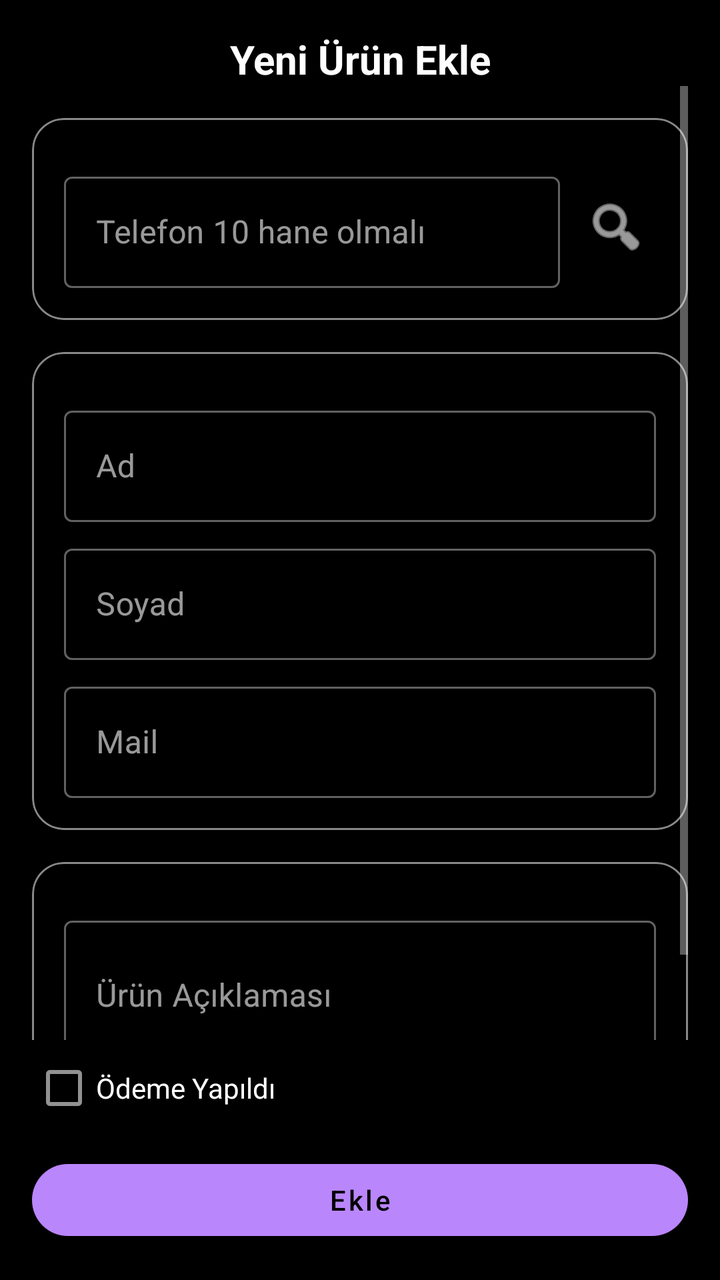
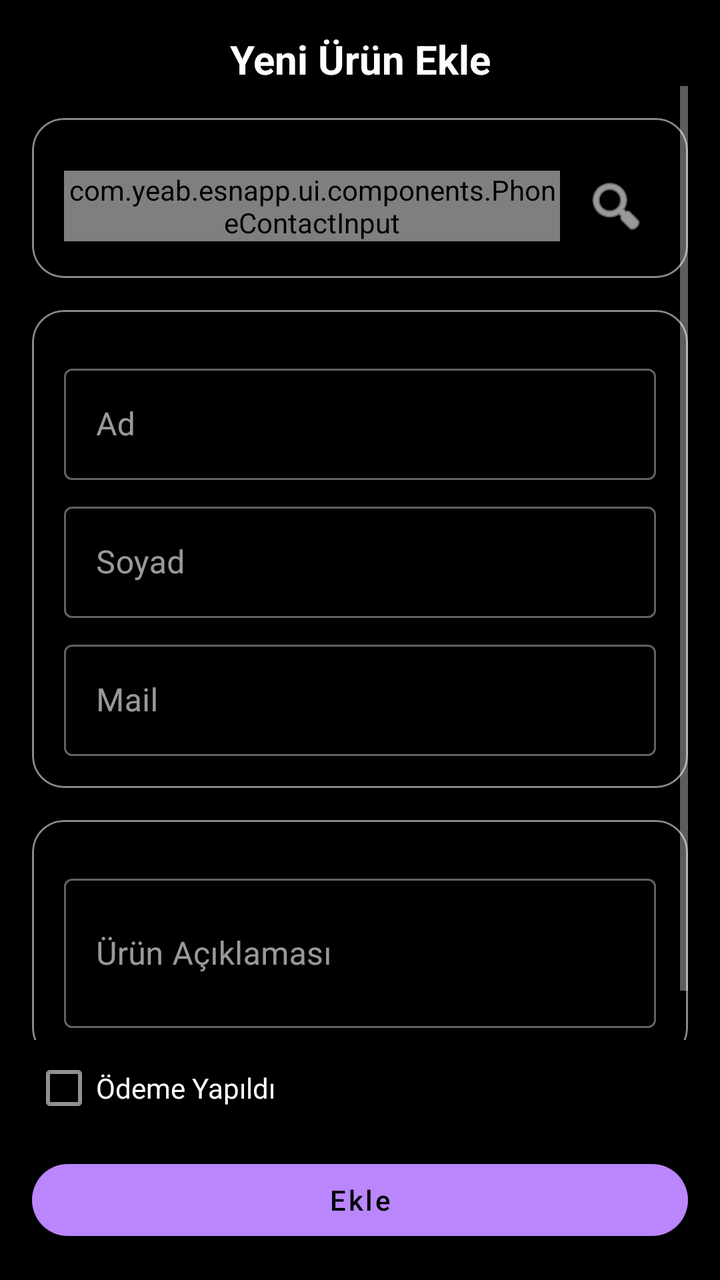

Screens rendered from an Android XML layout before and after an edit, with the pre-edit source and the edit as a unified diff.
<!-- AndroidManifest.xml: application theme Theme.MaterialComponents.NoActionBar -->
<!-- res/layout/activity_new_order.xml -->
<?xml version="1.0" encoding="utf-8"?>
<androidx.constraintlayout.widget.ConstraintLayout
    xmlns:android="http://schemas.android.com/apk/res/android"
    xmlns:app="http://schemas.android.com/apk/res-auto"
    android:id="@+id/layoutNewOrder"
    android:layout_width="match_parent"
    android:layout_height="match_parent"
    android:background="@color/black"
    android:padding="16dp">

    
    <TextView
        android:id="@+id/txtTitleNewOrder"
        android:layout_width="0dp"
        android:layout_height="wrap_content"
        android:text="@string/home_button_new_order"
        android:textSize="20sp"
        android:textStyle="bold"
        android:textColor="#FFFFFF"
        android:gravity="center_horizontal"
        app:layout_constraintTop_toTopOf="parent"
        app:layout_constraintStart_toStartOf="parent"
        app:layout_constraintEnd_toEndOf="parent" />

    
    <TextView
        android:id="@+id/txtSubtitleNewOrder"
        android:layout_width="0dp"
        android:layout_height="wrap_content"
        android:text="@string/home_button_new_order"
        android:textSize="13sp"
        android:textColor="#777777"
        android:gravity="center_horizontal"
        android:layout_marginTop="4dp"
        android:visibility="gone"
        app:layout_constraintTop_toBottomOf="@id/txtTitleNewOrder"
        app:layout_constraintStart_toStartOf="parent"
        app:layout_constraintEnd_toEndOf="parent" />

    
    <ScrollView
        android:id="@+id/scrollNewOrder"
        android:layout_width="0dp"
        android:layout_height="0dp"
        android:fillViewport="true"
        app:layout_constraintTop_toBottomOf="@id/txtSubtitleNewOrder"
        app:layout_constraintBottom_toTopOf="@+id/chkPaymentDone"
        app:layout_constraintStart_toStartOf="parent"
        app:layout_constraintEnd_toEndOf="parent">

        <LinearLayout
            android:layout_width="match_parent"
            android:layout_height="wrap_content"
            android:orientation="vertical">

            
            <com.google.android.material.card.MaterialCardView
                android:id="@+id/cardPhone"
                android:layout_width="match_parent"
                android:layout_height="wrap_content"
                android:layout_marginTop="16dp"
                app:cardCornerRadius="16dp"
                app:cardBackgroundColor="@color/black"
                app:cardElevation="2dp"
                app:strokeWidth="1dp"
                app:strokeColor="@color/deneme">

                <LinearLayout
                    android:layout_width="match_parent"
                    android:layout_height="wrap_content"
                    android:orientation="vertical"
                    android:padding="16dp">

                    <LinearLayout
                        android:layout_width="match_parent"
                        android:layout_height="wrap_content"
                        android:layout_marginTop="8dp"
                        android:gravity="center_vertical"
                        android:orientation="horizontal">

                        <com.google.android.material.textfield.TextInputLayout
                            style="@style/Widget.MaterialComponents.TextInputLayout.OutlinedBox"
                            android:layout_width="0dp"
                            android:layout_height="wrap_content"
                            android:layout_weight="1"
                            android:hint="@string/error_phone_10_digits">

                            <com.google.android.material.textfield.TextInputEditText
                                android:id="@+id/edtPhone"
                                android:layout_width="match_parent"
                                android:layout_height="wrap_content"
                                android:inputType="phone" />
                        </com.google.android.material.textfield.TextInputLayout>

                        <ImageButton
                            android:id="@+id/btnSearchPhone"
                            android:layout_width="40dp"
                            android:layout_height="40dp"
                            android:layout_marginStart="8dp"
                            android:background="@color/black"
                            android:contentDescription="@string/search_order_button_by_phone"
                            android:padding="8dp"
                            android:src="@android:drawable/ic_menu_search"
                            android:tint="#FFFFFF" />
                    </LinearLayout>
                </LinearLayout>
            </com.google.android.material.card.MaterialCardView>

            
            <com.google.android.material.card.MaterialCardView
                android:id="@+id/cardCustomerInfo"
                android:layout_width="match_parent"
                android:layout_height="wrap_content"
                android:layout_marginTop="16dp"
                app:cardCornerRadius="16dp"
                app:cardBackgroundColor="@color/black"
                app:cardElevation="2dp"
                app:strokeWidth="1dp"
                app:strokeColor="@color/deneme">

                <LinearLayout
                    android:layout_width="match_parent"
                    android:layout_height="wrap_content"
                    android:orientation="vertical"
                    android:padding="16dp">

                    <com.google.android.material.textfield.TextInputLayout
                        android:layout_width="match_parent"
                        android:layout_height="wrap_content"
                        android:layout_marginTop="8dp"
                        android:hint="@string/new_order_name_hint"
                        style="@style/Widget.MaterialComponents.TextInputLayout.OutlinedBox">

                        <com.google.android.material.textfield.TextInputEditText
                            android:id="@+id/edtName"
                            android:layout_width="match_parent"
                            android:layout_height="wrap_content"
                            android:inputType="textPersonName" />
                    </com.google.android.material.textfield.TextInputLayout>

                    <com.google.android.material.textfield.TextInputLayout
                        android:layout_width="match_parent"
                        android:layout_height="wrap_content"
                        android:layout_marginTop="8dp"
                        android:hint="@string/new_order_surname_hint"
                        style="@style/Widget.MaterialComponents.TextInputLayout.OutlinedBox">

                        <com.google.android.material.textfield.TextInputEditText
                            android:id="@+id/edtSurname"
                            android:layout_width="match_parent"
                            android:layout_height="wrap_content"
                            android:inputType="textPersonName" />
                    </com.google.android.material.textfield.TextInputLayout>

                    <com.google.android.material.textfield.TextInputLayout
                        android:layout_width="match_parent"
                        android:layout_height="wrap_content"
                        android:layout_marginTop="8dp"
                        android:hint="@string/new_order_email_hint"
                        style="@style/Widget.MaterialComponents.TextInputLayout.OutlinedBox">

                        <com.google.android.material.textfield.TextInputEditText
                            android:id="@+id/edtEmail"
                            android:layout_width="match_parent"
                            android:layout_height="wrap_content"
                            android:inputType="textEmailAddress" />
                    </com.google.android.material.textfield.TextInputLayout>
                </LinearLayout>
            </com.google.android.material.card.MaterialCardView>

            
            <com.google.android.material.card.MaterialCardView
                android:id="@+id/cardProduct"
                android:layout_width="match_parent"
                android:layout_height="wrap_content"
                android:layout_marginTop="16dp"
                android:layout_marginBottom="16dp"
                app:cardCornerRadius="16dp"
                app:cardBackgroundColor="@color/black"
                app:cardElevation="2dp"
                app:strokeWidth="1dp"
                app:strokeColor="@color/deneme">

                <LinearLayout
                    android:layout_width="match_parent"
                    android:layout_height="wrap_content"
                    android:orientation="vertical"
                    android:padding="16dp">

                    <com.google.android.material.textfield.TextInputLayout
                        android:layout_width="match_parent"
                        android:layout_height="wrap_content"
                        android:layout_marginTop="8dp"
                        android:hint="@string/new_order_product_desc_hint"
                        style="@style/Widget.MaterialComponents.TextInputLayout.OutlinedBox">

                        <com.google.android.material.textfield.TextInputEditText
                            android:id="@+id/edtProductDesc"
                            android:layout_width="match_parent"
                            android:layout_height="wrap_content"
                            android:minLines="2"
                            android:maxLines="4"
                            android:inputType="textMultiLine" />
                    </com.google.android.material.textfield.TextInputLayout>

                </LinearLayout>
            </com.google.android.material.card.MaterialCardView>

        </LinearLayout>
    </ScrollView>

    <CheckBox
        android:id="@+id/chkPaymentDone"
        android:layout_width="0dp"
        android:layout_height="wrap_content"
        android:layout_marginBottom="8dp"
        android:text="Ödeme Yapıldı"
        android:textColor="@android:color/white"
        android:theme="@style/ThemeOverlay.AppCompat.Dark"
        app:layout_constraintBottom_toTopOf="@+id/btnAddProduct"
        app:layout_constraintStart_toStartOf="parent"
        app:layout_constraintEnd_toEndOf="parent" />

    
    <com.google.android.material.button.MaterialButton
        android:id="@+id/btnAddProduct"
        style="@style/Widget.MaterialComponents.Button"
        android:layout_width="0dp"
        android:layout_height="wrap_content"
        android:text="@string/home_button_only_add"
        android:textAllCaps="false"
        app:cornerRadius="24dp"
        app:layout_constraintBottom_toBottomOf="parent"
        app:layout_constraintEnd_toEndOf="parent"
        app:layout_constraintHorizontal_bias="0.0"
        app:layout_constraintStart_toStartOf="parent" />

</androidx.constraintlayout.widget.ConstraintLayout>
<!-- resources referenced by this layout -->
<resources>
  <color name="black">#FF000000</color>
  <color name="deneme">#888888</color>
  <string name="error_phone_10_digits">Telefon 10 hane olmalı</string>
  <string name="home_button_new_order">Yeni Ürün Ekle</string>
  <string name="home_button_only_add">Ekle</string>
  <string name="new_order_email_hint">Mail</string>
  <string name="new_order_name_hint">Ad</string>
  <string name="new_order_product_desc_hint">Ürün Açıklaması</string>
  <string name="new_order_surname_hint">Soyad</string>
  <string name="search_order_button_by_phone">Cep telefonu ile arama</string>
</resources>

<!-- the commit's change to res/layout/activity_new_order.xml (unified diff, before → after) -->
@@ -78,19 +78,12 @@
                         android:gravity="center_vertical"
                         android:orientation="horizontal">
 
-                        <com.google.android.material.textfield.TextInputLayout
-                            style="@style/Widget.MaterialComponents.TextInputLayout.OutlinedBox"
+                        
+                        <com.yeab.esnapp.ui.components.PhoneContactInput
+                            android:id="@+id/phoneInputComponent"
                             android:layout_width="0dp"
                             android:layout_height="wrap_content"
-                            android:layout_weight="1"
-                            android:hint="@string/error_phone_10_digits">
-
-                            <com.google.android.material.textfield.TextInputEditText
-                                android:id="@+id/edtPhone"
-                                android:layout_width="match_parent"
-                                android:layout_height="wrap_content"
-                                android:inputType="phone" />
-                        </com.google.android.material.textfield.TextInputLayout>
+                            android:layout_weight="1" />
 
                         <ImageButton
                             android:id="@+id/btnSearchPhone"
<!-- resource entries referenced after the edit -->
@@ -2,7 +2,6 @@
 <resources>
   <color name="black">#FF000000</color>
   <color name="deneme">#888888</color>
-  <string name="error_phone_10_digits">Telefon 10 hane olmalı</string>
   <string name="home_button_new_order">Yeni Ürün Ekle</string>
   <string name="home_button_only_add">Ekle</string>
   <string name="new_order_email_hint">Mail</string>
